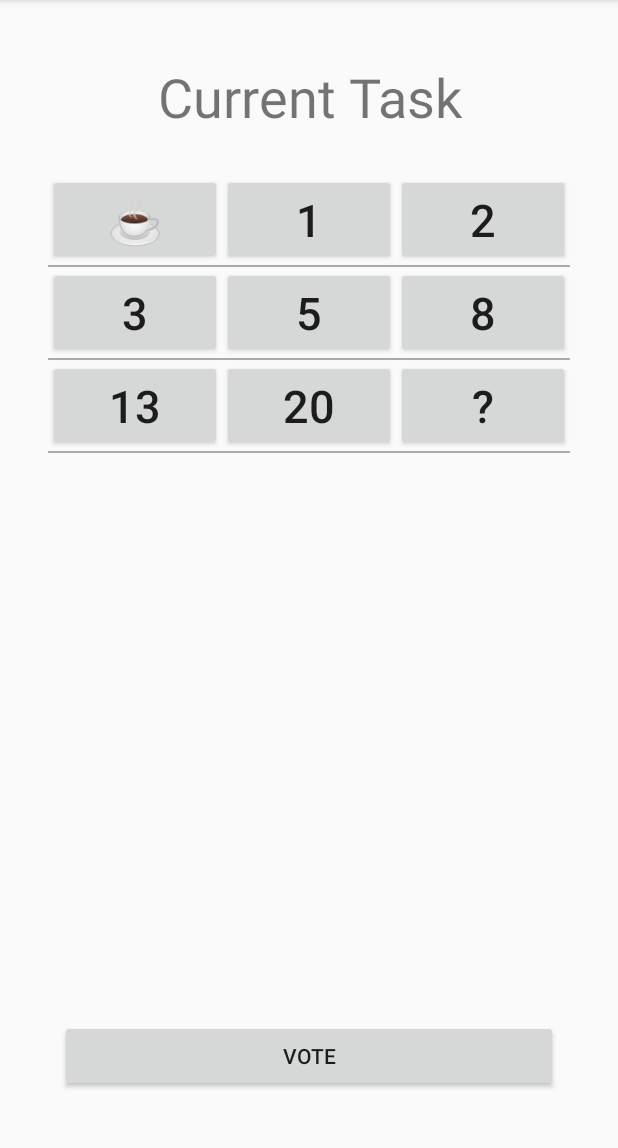
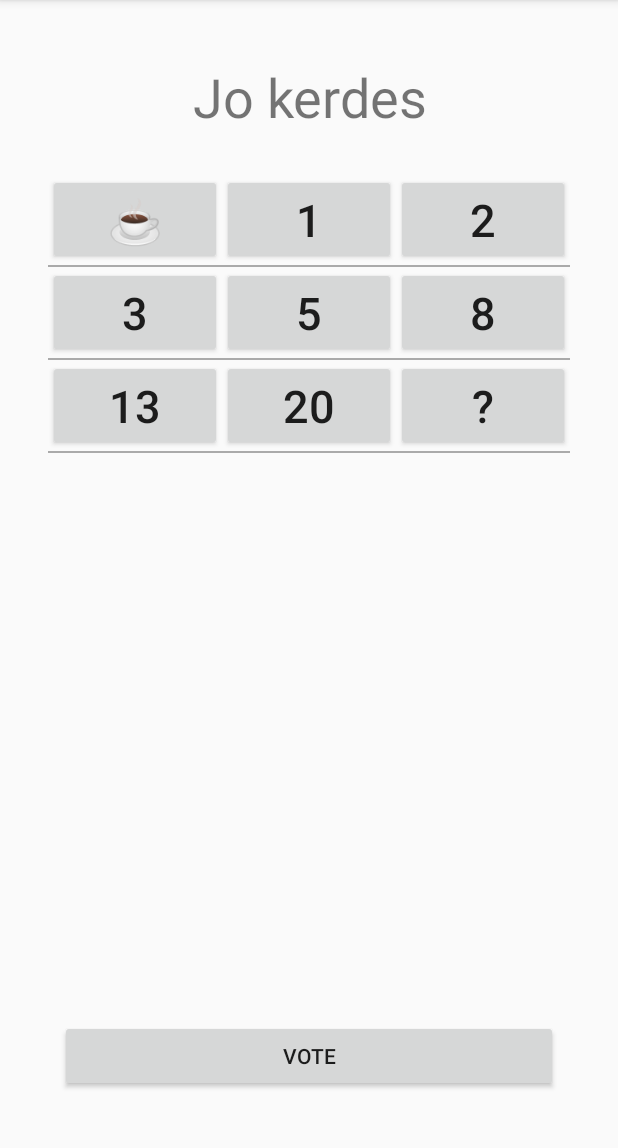
Before and after one commit to szoreny95/PlanningPoker, an Android app: the FragmentGrid screen opened directly, with no data from a screen before it, on a phone screen of 412 x 824 dp, the part 84-1232 px from its top. Run offline under Robolectric (Android 15) with nearby library versions, the phone set to English and light mode, and no system bars.

Commit message:
check users at logging in

```diff
--- a/app/src/main/java/com/example/planningpoker/DbHelper.java
+++ b/app/src/main/java/com/example/planningpoker/DbHelper.java
@@ -92,7 +92,7 @@ public class DbHelper extends SQLiteOpenHelper {
     }
     public boolean is_exist_user(String name){
         SQLiteDatabase db = this.getWritableDatabase();
-        Cursor res = db.rawQuery("select *from "+ TABLE_USER+" where "+COLU_2+" = "+name,null);
+        Cursor res = db.rawQuery("select *from "+ TABLE_USER+" where "+COLU_2+" = \""+name+"\"",null);
         if(res.getCount()==0) //a keresett nev nem letezik a tablaban
         {
             return false;
@@ -105,7 +105,7 @@ public class DbHelper extends SQLiteOpenHelper {
     }
     public Cursor not_voted_tasks(String name){
         SQLiteDatabase db = this.getWritableDatabase();
-        Cursor res = db.rawQuery("select "+COLT_2+" from "+TABLE_TASK+" EXCEPT select t.QUESTION from TASK t INNER JOIN VOTING v on t.T_ID=v.VOTE INNER JOIN USER u on u.U_ID=v.WHO where u.NAME = "+name,null);
+        Cursor res = db.rawQuery("select "+COLT_2+" from "+TABLE_TASK+" EXCEPT select t.QUESTION from TASK t INNER JOIN VOTING v on t.T_ID=v.VOTE INNER JOIN USER u on u.U_ID=v.WHO where u.NAME = \""+name+"\"",null);
         //db.execSQL("select "+COLT_2+" from "+TABLE_TASK+" EXCEPT select t.QUESTION from TASK t INNER JOIN VOTING v on t.T_ID=v.VOTE INNER JOIN USER u on u.U_ID=v.WHO where v.WHO = u.U_ID ");
         return res;
     }
--- a/app/src/main/java/com/example/planningpoker/FragmentGrid.java
+++ b/app/src/main/java/com/example/planningpoker/FragmentGrid.java
@@ -1,11 +1,14 @@
 package com.example.planningpoker;
 
 
+import android.content.Context;
+import android.content.SharedPreferences;
+import android.database.Cursor;
 import android.os.Bundle;
 import android.view.LayoutInflater;
 import android.view.View;
 import android.view.ViewGroup;
-
+import android.widget.TextView;
 
 
 import androidx.annotation.NonNull;
@@ -23,13 +26,33 @@ public class FragmentGrid extends Fragment {
     private RecyclerView recyclerView;
     private GridAdapter gridAdapter;
     private ArrayList<String> gridDataList = new ArrayList<>();
-
+    private DbHelper mydb;
 
     @Nullable
     @Override
     public View onCreateView(@NonNull LayoutInflater inflater, @Nullable ViewGroup container, @Nullable Bundle savedInstanceState) {
         View v = inflater.inflate(R.layout.fragment_grid,container,false);
 
+        //db and active user
+        mydb = new DbHelper(getActivity());
+        SharedPreferences sharedPref = getActivity().getPreferences(Context.MODE_PRIVATE);
+        String name = sharedPref.getString(getString(R.string.active_user),"Active User");
+
+        //set task
+        TextView et_task = (TextView) v.findViewById(R.id.tv_task);
+        Cursor res = mydb.not_voted_tasks(name);
+        if(res.getCount() == 0)
+        {
+            et_task.setText("No new tasks");
+            //return v;
+        }
+        StringBuffer buffer = new StringBuffer();
+        //we need only the first one
+        res.moveToNext();
+        String task = res.getString(0);
+        et_task.setText(task);
+
+        //initialise recyclerview
         recyclerView = v.findViewById(R.id.recyclerView);
         gridAdapter = new GridAdapter(gridDataList);
         RecyclerView.LayoutManager manager = new GridLayoutManager(getActivity(), 3);
--- a/app/src/main/res/values/strings.xml
+++ b/app/src/main/res/values/strings.xml
@@ -6,5 +6,6 @@
     <string name="vote">Vote</string>
     <string name="back">Back</string>
     <string name="current_task">Current Task</string>
+    <string name="active_user">-</string>
 
 </resources>
```
Also changed, not shown: app/src/main/java/com/example/planningpoker/MainActivity.java (+32 -4 lines).
